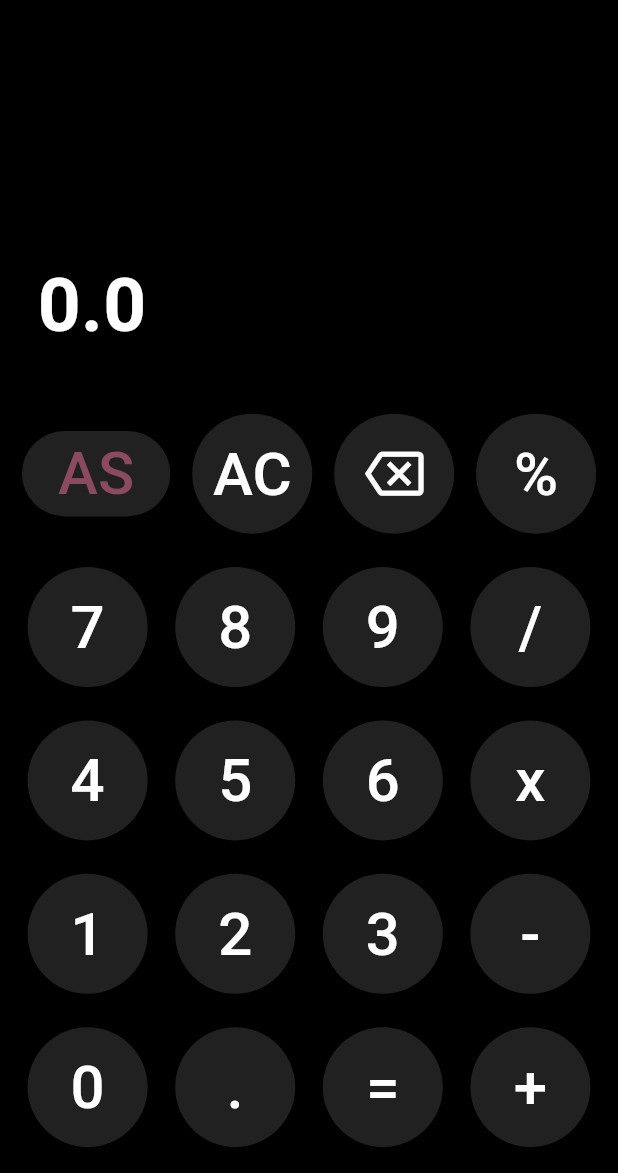
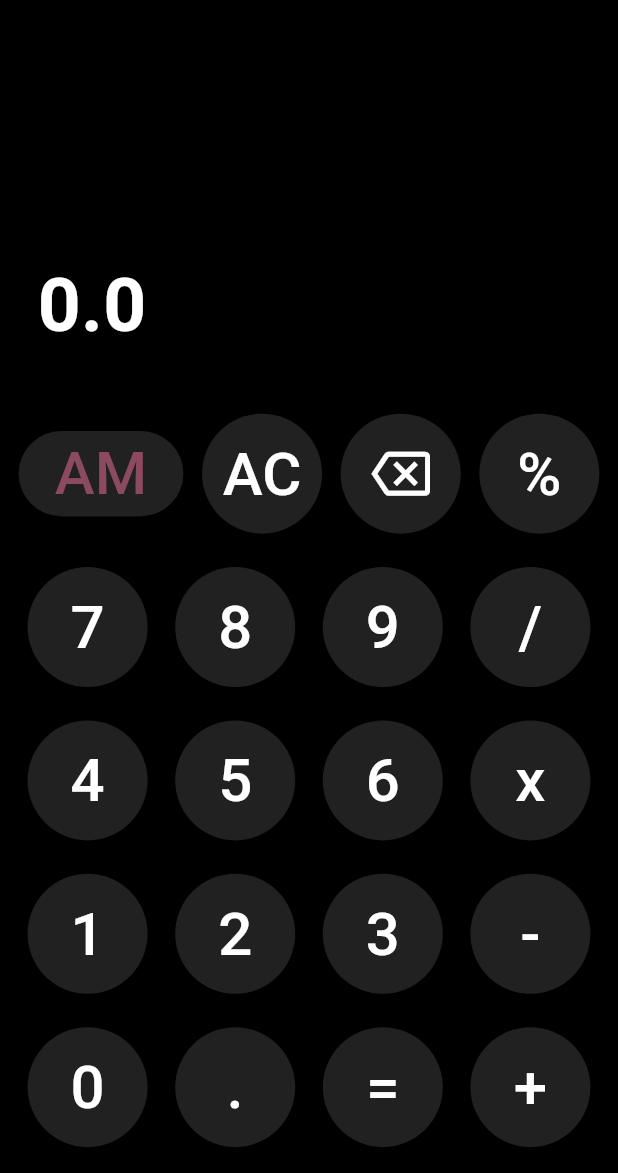
Before and after one commit to Arghya-1121/CalculatorFlutter, a Flutter app: the screen it shows after launch, on a phone screen of 412 x 824 dp, the part 63-1236 px from its top. Run offline on Flutter 3.47's test engine with Material 3 defaults, Android fonts, the phone set to English and light mode, and no system bars.

```diff
--- a/lib/main.dart
+++ b/lib/main.dart
@@ -80,7 +80,7 @@ class _MyHomePageState extends State<MyHomePage> {
                   RoundedButton(
                     bgColor: Colors.grey.shade900,
                     btnName: Text(
-                      'AS',
+                      'AM',
                       style: TextStyle(fontSize: 40),
                     ),
                     radius: 40.0,
```
Also changed, not shown: 2 other files.
